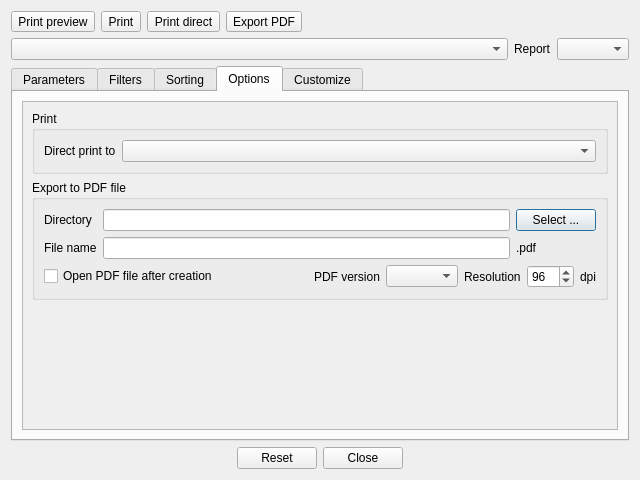
Before: the Qt Designer form App/Ui/PrintDialog.ui in paolodestefani/pySagra, drawn with Qt 5.
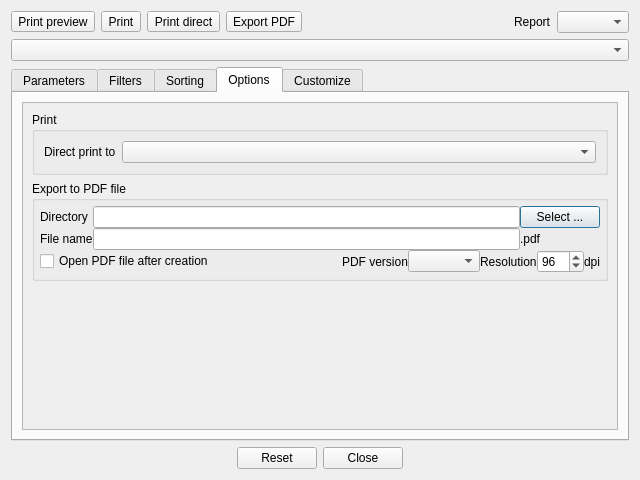
After: the same form once the commit is applied. The open tabs and pages were chosen to show the change. Custom widgets are drawn as their Qt base class.

```diff
--- a/App/Ui/PrintDialog.ui
+++ b/App/Ui/PrintDialog.ui
@@ -93,13 +93,6 @@
        </property>
       </spacer>
      </item>
-    </layout>
-   </item>
-   <item>
-    <layout class="QHBoxLayout" name="horizontalLayout_7" stretch="1,0,0">
-     <item>
-      <widget class="QComboBox" name="comboBoxReportCustomizations"/>
-     </item>
      <item>
       <widget class="QLabel" name="label_3">
        <property name="text">
@@ -112,6 +105,13 @@
      </item>
     </layout>
    </item>
+   <item>
+    <layout class="QHBoxLayout" name="horizontalLayout_7" stretch="1">
+     <item>
+      <widget class="QComboBox" name="comboBoxReportCustomizations"/>
+     </item>
+    </layout>
+   </item>
    <item>
     <widget class="QTabWidget" name="tabWidget">
      <property name="enabled">
@@ -381,8 +381,8 @@
            <rect>
             <x>0</x>
             <y>0</y>
-            <width>588</width>
-            <height>263</height>
+            <width>574</width>
+            <height>275</height>
            </rect>
           </property>
           <layout class="QVBoxLayout" name="verticalLayout_18">
@@ -419,6 +419,21 @@
               <string>Export to PDF file</string>
              </property>
              <layout class="QVBoxLayout" name="verticalLayout_13">
+              <property name="spacing">
+               <number>0</number>
+              </property>
+              <property name="leftMargin">
+               <number>5</number>
+              </property>
+              <property name="topMargin">
+               <number>5</number>
+              </property>
+              <property name="rightMargin">
+               <number>5</number>
+              </property>
+              <property name="bottomMargin">
+               <number>5</number>
+              </property>
               <item>
                <layout class="QGridLayout" name="gridLayout">
                 <item row="0" column="0">
```
Left out of the diff: 18 changed lines with no effect on the pictures.
